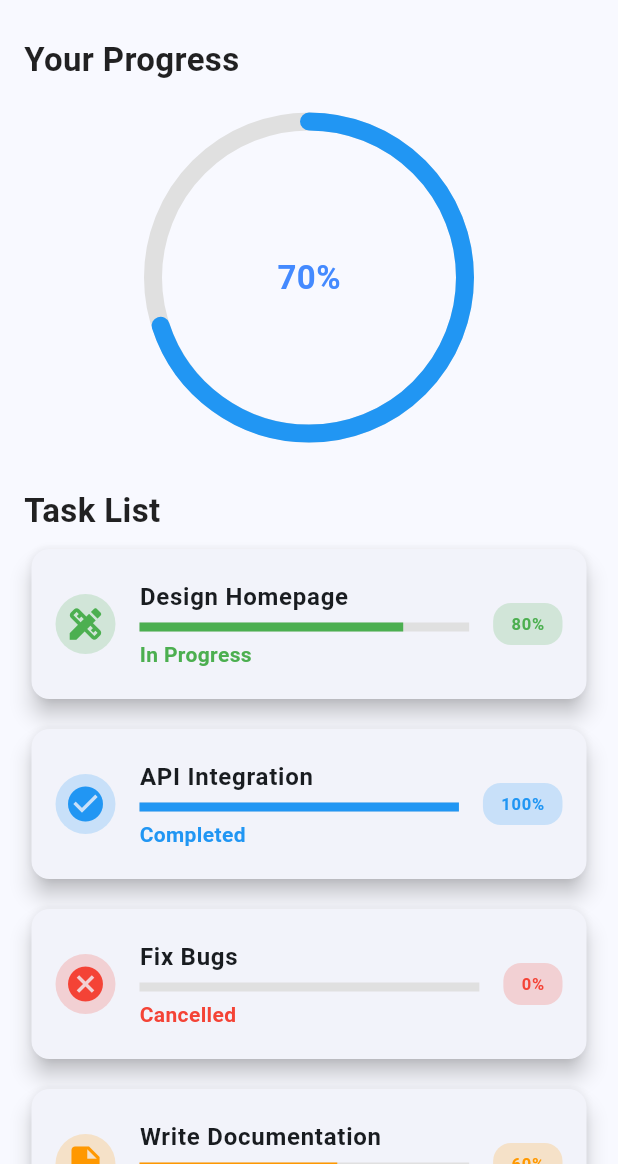
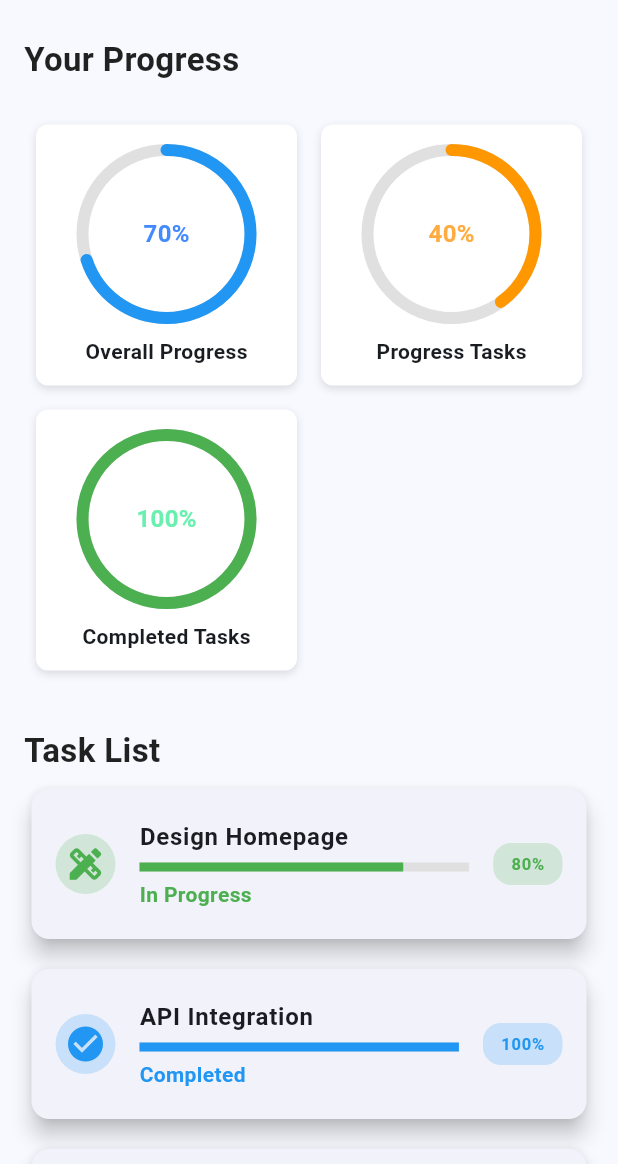
Before and after one commit to tanvirmirza/task-manager, a Flutter app: the HomeScreen screen opened directly, on a phone screen of 412 x 824 dp, the part 72-1236 px from its top. Run offline on Flutter 3.47's test engine with Material 3 defaults, Android fonts, the light colour scheme and no system bars; drawn by our look-alikes of percent_indicator; our stand-ins replace device_preview, flutter_svg, google_fonts, google_nav_bar, pin_code_fields.

Commit message:
Update UI For Better Experience

```diff
--- a/lib/ui/screens/bottom_nav_screens/home_screen.dart
+++ b/lib/ui/screens/bottom_nav_screens/home_screen.dart
@@ -1,7 +1,7 @@
 import 'package:flutter/material.dart';
 
+import '../../widgets/progress_box.dart';
 import '../../widgets/tm_app_bar.dart';
-import 'package:percent_indicator/circular_percent_indicator.dart';
 
 class HomeScreen extends StatefulWidget {
   const HomeScreen({super.key});
@@ -29,22 +29,32 @@ class _HomeScreenState extends State<HomeScreen> {
                       fontWeight: FontWeight.bold,
                       color: Colors.black87)),
               const SizedBox(height: 20),
-              Center(
-                child: CircularPercentIndicator(
-                  radius: 110.0,
-                  lineWidth: 12.0,
-                  percent: 0.7,
-                  center: const Text("70%",
-                      style: TextStyle(
-                          fontSize: 22,
-                          fontWeight: FontWeight.bold,
-                          color: Colors.blueAccent)),
-                  progressColor: Colors.blue,
-                  backgroundColor: Colors.grey.shade300,
-                  circularStrokeCap: CircularStrokeCap.round,
-                  animation: true,
-                  animationDuration: 1200,
-                ),
+              GridView.count(
+                physics: const AlwaysScrollableScrollPhysics(),
+                shrinkWrap: true,
+                crossAxisCount: 2,
+                children: const [
+                  ProgressBox(
+                    centerText: '70%',
+                    footerText: 'Overall Progress',
+                    percent: 0.7,
+                    centerTextColor: Colors.blueAccent,
+                    progressColor: Colors.blue,
+                  ),
+                  ProgressBox(
+                      progressColor: Colors.orange,
+                      centerTextColor: Colors.orangeAccent,
+                      footerText: "Progress Tasks",
+                      centerText: "40%",
+                      percent: 0.4),
+                  ProgressBox(
+                    centerText: '100%',
+                    footerText: 'Completed Tasks',
+                    percent: 1.0,
+                    centerTextColor: Colors.greenAccent,
+                    progressColor: Colors.green,
+                  ),
+                ],
               ),
               const SizedBox(height: 30),
               const Text("Task List",
--- /dev/null
+++ b/lib/ui/widgets/progress_box.dart
@@ -0,0 +1,56 @@
+import 'package:flutter/material.dart';
+import 'package:percent_indicator/circular_percent_indicator.dart';
+
+class ProgressBox extends StatelessWidget {
+  final Color centerTextColor;
+  final String centerText;
+  final Color progressColor;
+  final String footerText;
+  final double percent;
+  const ProgressBox({
+    super.key,
+    required this.progressColor,
+    required this.centerTextColor,
+    required this.footerText,
+    required this.centerText,
+    required this.percent,
+  });
+
+  @override
+  Widget build(BuildContext context) {
+    return Padding(
+      padding: const EdgeInsets.all(8.0),
+      child: Container(
+        height: 160,
+        width: 150,
+        alignment: Alignment.center,
+        decoration: BoxDecoration(boxShadow: const [
+          BoxShadow(blurRadius: 4, color: Colors.black12, offset: Offset(0, 2)),
+        ], borderRadius: BorderRadius.circular(8), color: Colors.white),
+        child: Padding(
+          padding: const EdgeInsets.symmetric(horizontal: 10, vertical: 10),
+          child: CircularPercentIndicator(
+            radius: 60.0,
+            lineWidth: 8.0,
+            percent: percent,
+            center: Text(centerText,
+                style: TextStyle(
+                    fontSize: 16,
+                    fontWeight: FontWeight.bold,
+                    color: centerTextColor)),
+            progressColor: progressColor,
+            backgroundColor: Colors.grey.shade300,
+            circularStrokeCap: CircularStrokeCap.round,
+            animation: true,
+            animationDuration: 1200,
+            footer: Padding(
+              padding: const EdgeInsets.only(top: 8),
+              child: Text(footerText,
+                  style: const TextStyle(fontWeight: FontWeight.bold)),
+            ),
+          ),
+        ),
+      ),
+    );
+  }
+}
--- a/lib/ui/widgets/tm_app_bar.dart
+++ b/lib/ui/widgets/tm_app_bar.dart
@@ -1,5 +1,6 @@
 import 'package:flutter/material.dart';
-import 'package:task_manager/ui/screens/bottom_nav_screen/profile_screen.dart';
+
+import '../screens/bottom_nav_screens/profile_screen.dart';
 
 class TMAppBar extends StatefulWidget implements PreferredSizeWidget {
   const TMAppBar({
--- a/pubspec.yaml
+++ b/pubspec.yaml
@@ -40,7 +40,6 @@ flutter:
   assets:
     # - images/a_dot_burr.jpeg
     # - images/a_dot_ham.jpeg
-    - assets/images/
     - assets/icons/
 
 
```
Also changed, not shown: lib/ui/screens/bottom_nav_screens/profile_screen.dart (+33 -18 lines), lib/ui/screens/main_bottom_navbar_screen.dart (+5 -5 lines), 10 other files.
